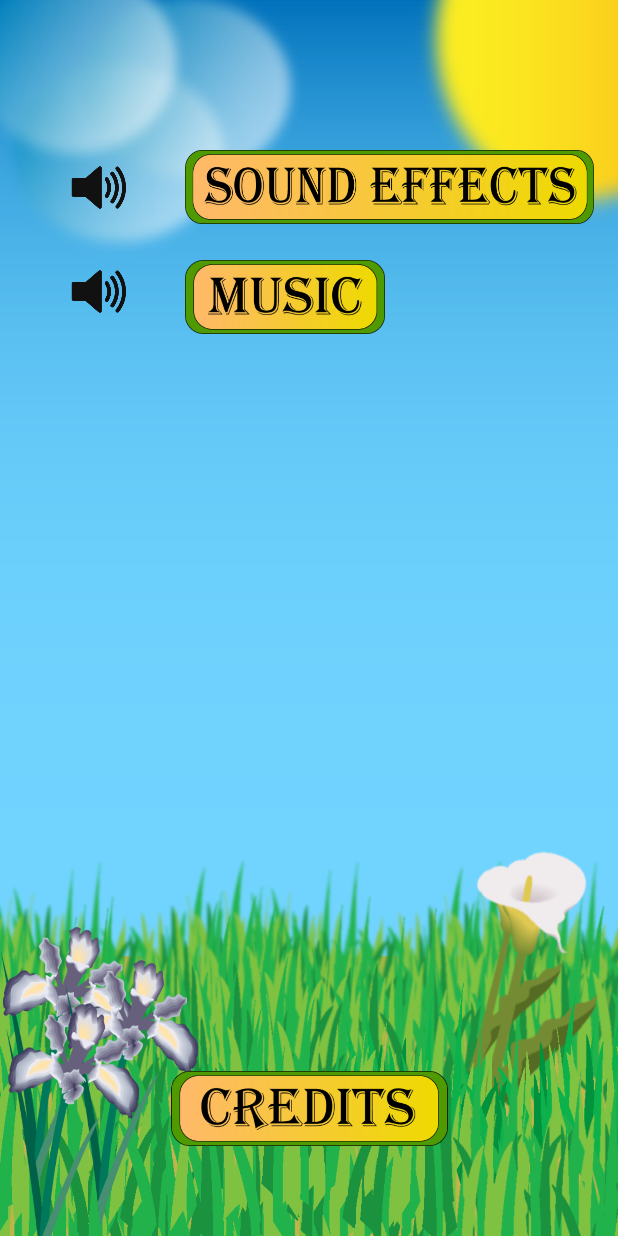
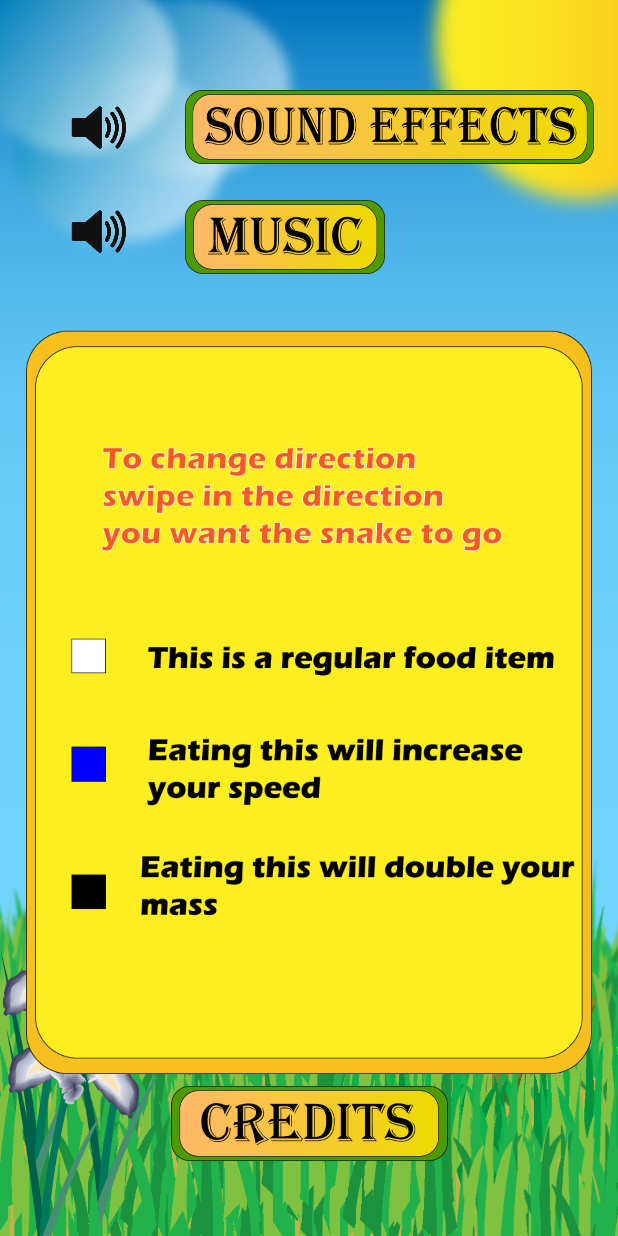
Before and after one commit to Krishunter1/Pit-of-snakes, an Android app: the MenuScreen screen opened directly, with no data from a screen before it, on a phone screen of 412 x 824 dp. Run offline under Robolectric (Android 15) with nearby library versions, the light colour scheme and no system bars.

Commit message:
instructions added

```diff
--- a/PitofSnake/app/src/main/res/layout/activity_menu_screen.xml
+++ b/PitofSnake/app/src/main/res/layout/activity_menu_screen.xml
@@ -13,7 +13,7 @@
         android:layout_height="49dp"
         android:layout_marginEnd="16dp"
         android:layout_marginStart="8dp"
-        android:layout_marginTop="100dp"
+        android:layout_marginTop="60dp"
         android:background="@null"
         android:onClick="onClickStopEffect"
         android:scaleType="fitXY"
@@ -42,7 +42,7 @@
         android:layout_width="99dp"
         android:layout_height="49dp"
         android:layout_marginStart="16dp"
-        android:layout_marginTop="100dp"
+        android:layout_marginTop="60dp"
         android:src="@drawable/speaker1"
         app:layout_constraintStart_toStartOf="parent"
         app:layout_constraintTop_toTopOf="parent" />
@@ -61,7 +61,7 @@
         android:id="@+id/imageButton"
         android:layout_width="215dp"
         android:layout_height="50dp"
-        android:layout_marginBottom="60dp"
+        android:layout_marginBottom="50dp"
         android:layout_marginEnd="16dp"
         android:layout_marginStart="16dp"
         android:background="@null"
@@ -73,5 +73,19 @@
         app:layout_constraintHorizontal_bias="0.503"
         app:layout_constraintStart_toStartOf="parent" />
 
+    <ImageView
+        android:id="@+id/imageView2"
+        android:layout_width="0dp"
+        android:layout_height="0dp"
+        android:layout_marginBottom="8dp"
+        android:layout_marginEnd="8dp"
+        android:layout_marginStart="8dp"
+        android:layout_marginTop="8dp"
+        android:src="@drawable/instructions"
+        app:layout_constraintBottom_toTopOf="@+id/imageButton"
+        app:layout_constraintEnd_toEndOf="parent"
+        app:layout_constraintStart_toStartOf="parent"
+        app:layout_constraintTop_toBottomOf="@+id/music" />
+
 
 </android.support.constraint.ConstraintLayout>
```
Also changed, not shown: PitofSnake/app/src/main/res/drawable/info.png (added), PitofSnake/app/src/main/res/drawable/instructions.png (added).
